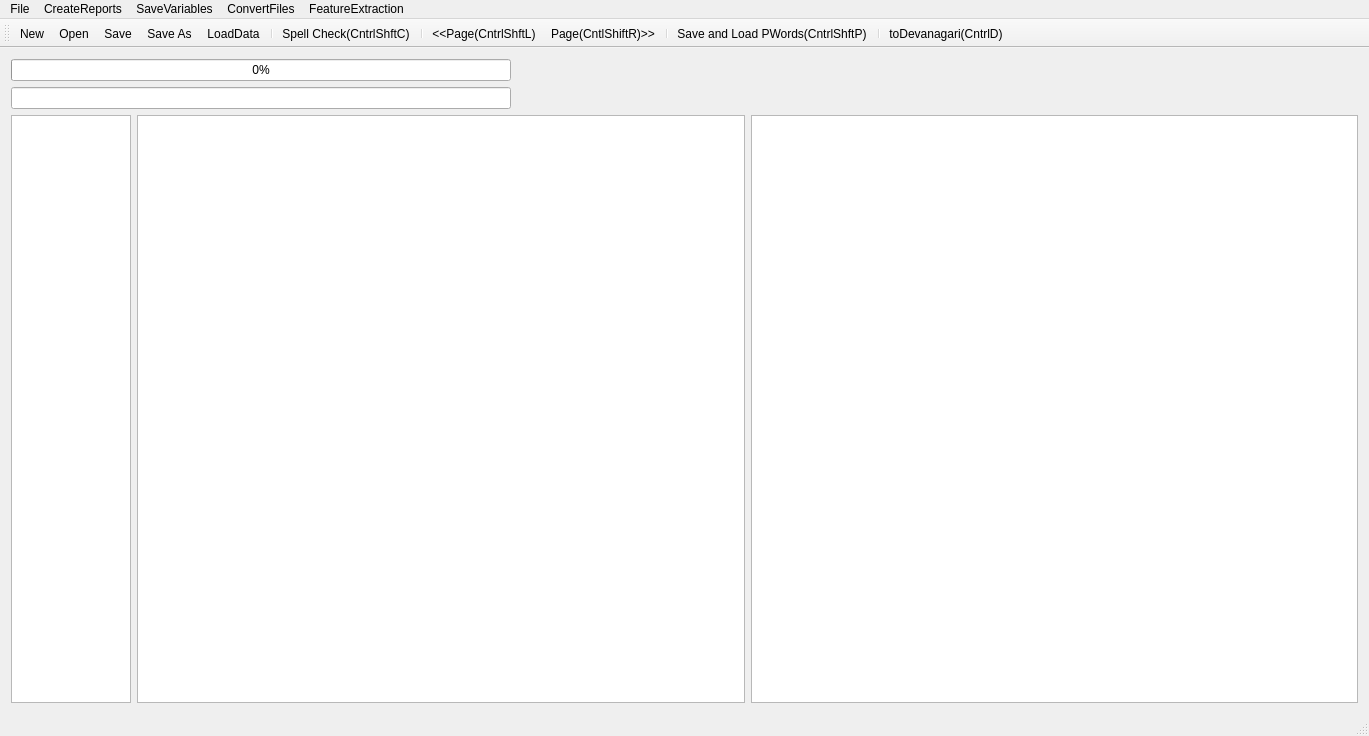
Above: FrameWorkCode/mainwindow.ui from rohitsaluja22/OpenOCRCorrect before the change. Below: the same form after it.
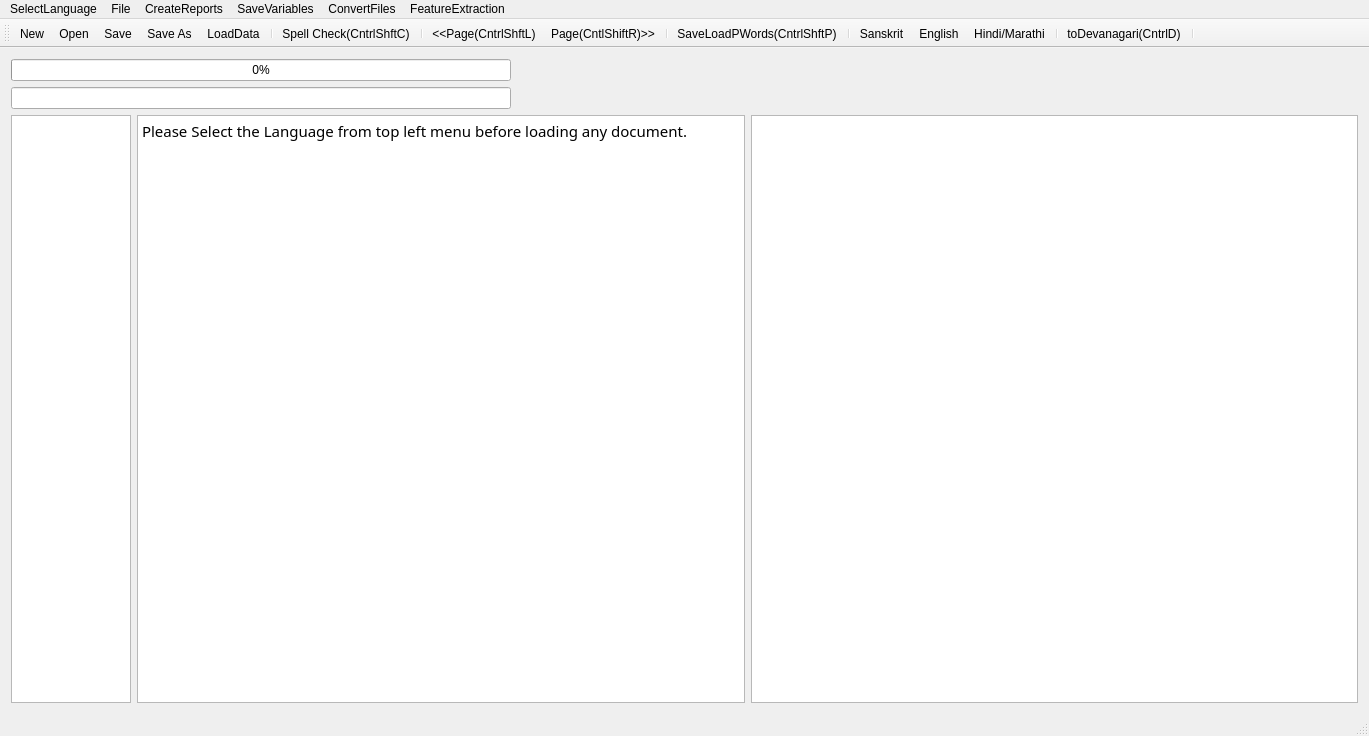
That is the form after the change. Icons and pictures are not drawn.

The edit to the form file:
```diff
--- a/FrameWorkCode/mainwindow.ui
+++ b/FrameWorkCode/mainwindow.ui
@@ -94,7 +94,7 @@
 &lt;html&gt;&lt;head&gt;&lt;meta name=&quot;qrichtext&quot; content=&quot;1&quot; /&gt;&lt;style type=&quot;text/css&quot;&gt;
 p, li { white-space: pre-wrap; }
 &lt;/style&gt;&lt;/head&gt;&lt;body style=&quot; font-family:'Sanskrit 2003'; font-size:11pt; font-weight:400; font-style:normal;&quot;&gt;
-&lt;p style=&quot;-qt-paragraph-type:empty; margin-top:0px; margin-bottom:0px; margin-left:0px; margin-right:0px; -qt-block-indent:0; text-indent:0px; font-family:'Ubuntu';&quot;&gt;&lt;br /&gt;&lt;/p&gt;&lt;/body&gt;&lt;/html&gt;</string>
+&lt;p style=&quot; margin-top:0px; margin-bottom:0px; margin-left:0px; margin-right:0px; -qt-block-indent:0; text-indent:0px;&quot;&gt;&lt;span style=&quot; font-family:'Ubuntu';&quot;&gt;Please Select the Language from top left menu before loading any document.&lt;/span&gt;&lt;/p&gt;&lt;/body&gt;&lt;/html&gt;</string>
         </property>
         <property name="acceptRichText">
          <bool>true</bool>
@@ -201,6 +201,15 @@
     </property>
     <addaction name="actionPrepareFeatures"/>
    </widget>
+   <widget class="QMenu" name="menuSelectLanguage">
+    <property name="title">
+     <string>SelectLanguage</string>
+    </property>
+    <addaction name="actionSanskrit"/>
+    <addaction name="actionHindi"/>
+    <addaction name="actionEnglish"/>
+   </widget>
+   <addaction name="menuSelectLanguage"/>
    <addaction name="menuOCR_Correction_Window"/>
    <addaction name="menuCreateReports"/>
    <addaction name="menuSaveVariables"/>
@@ -227,7 +236,12 @@
    <addaction name="separator"/>
    <addaction name="actionLoadGDocPage"/>
    <addaction name="separator"/>
+   <addaction name="actionSanskrit"/>
+   <addaction name="actionEnglish"/>
+   <addaction name="actionHindi"/>
+   <addaction name="separator"/>
    <addaction name="actionToDevanagari"/>
+   <addaction name="separator"/>
   </widget>
   <widget class="QStatusBar" name="statusBar"/>
   <action name="actionOpen">
@@ -310,7 +324,7 @@
   </action>
   <action name="actionLoadGDocPage">
    <property name="text">
-    <string>Save and Load PWords(CntrlShftP)</string>
+    <string>Save&amp;LoadPWords(CntrlShftP)</string>
    </property>
    <property name="shortcut">
     <string>Ctrl+Shift+P</string>
@@ -458,6 +472,24 @@
     <string>ErrorSuggRepUniq</string>
    </property>
   </action>
+  <action name="actionSanskrit">
+   <property name="text">
+    <string>Sanskrit</string>
+   </property>
+  </action>
+  <action name="actionHindi">
+   <property name="text">
+    <string>Hindi/Marathi</string>
+   </property>
+  </action>
+  <action name="actionEnglish">
+   <property name="text">
+    <string>English</string>
+   </property>
+   <property name="toolTip">
+    <string>English</string>
+   </property>
+  </action>
  </widget>
  <layoutdefault spacing="6" margin="11"/>
  <tabstops>
```
